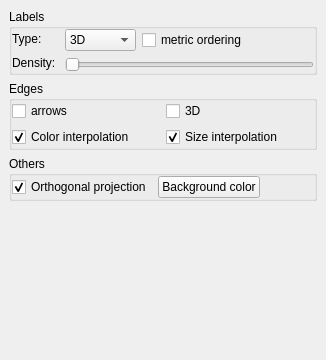
The window that library/tulip-qt/designer/RenderingParametersDialog.ui (vadivelselvaraj/TulipGLImprovement) describes before a commit, drawn with Qt 5.
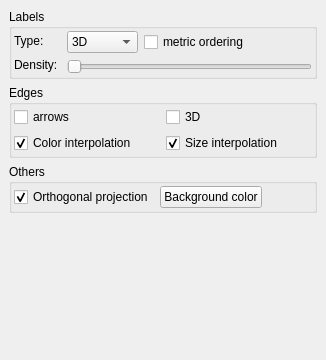
The same window after the commit.

Commit message: - change space in rendering parameters widget - change code to modify color of background color button - change name of Info Editor and configuration to Graph Editor and View Editor

What changed in the file:
```diff
--- a/library/tulip-qt/designer/RenderingParametersDialog.ui
+++ b/library/tulip-qt/designer/RenderingParametersDialog.ui
@@ -50,7 +50,7 @@
         <item row="0" column="0" >
          <layout class="QHBoxLayout" >
           <property name="margin" >
-           <number>0</number>
+           <number>2</number>
           </property>
           <property name="spacing" >
            <number>6</number>
@@ -237,7 +237,7 @@
         <item row="0" column="0" >
          <layout class="QVBoxLayout" >
           <property name="margin" >
-           <number>0</number>
+           <number>2</number>
           </property>
           <property name="spacing" >
            <number>6</number>
@@ -340,7 +340,7 @@
         <item row="0" column="0" >
          <layout class="QHBoxLayout" >
           <property name="margin" >
-           <number>0</number>
+           <number>2</number>
           </property>
           <property name="spacing" >
            <number>6</number>
@@ -371,6 +371,9 @@
             <property name="focusPolicy" >
              <enum>Qt::StrongFocus</enum>
             </property>
+            <property name="autoFillBackground" >
+             <bool>true</bool>
+            </property>
             <property name="text" >
              <string>Background color</string>
             </property>
```
The commit also changes 2 other files.
